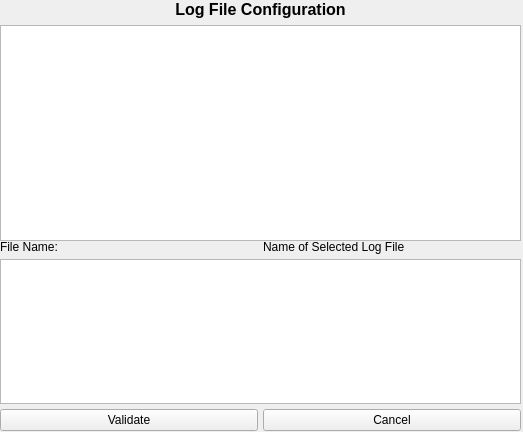
CS4311-spring-2020/pick-tool-team13-the-bombs, file GUI Screens/Log File Configuration.ui: the form before one commit.
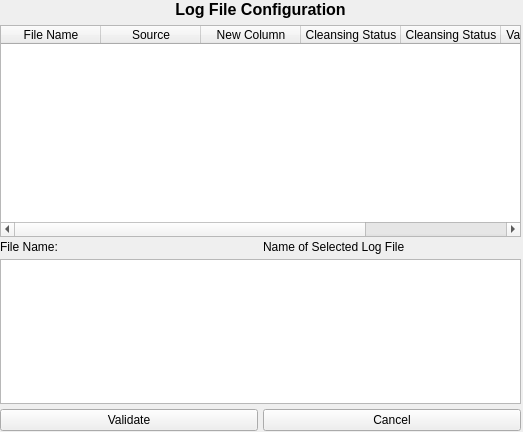
The form after the commit.

Commit message: Added columns to log file table

```diff
--- a/GUI Screens/Log File Configuration.ui
+++ b/GUI Screens/Log File Configuration.ui
@@ -23,6 +23,9 @@
     </rect>
    </property>
    <layout class="QVBoxLayout" name="verticalLayout">
+    <property name="bottomMargin">
+     <number>4</number>
+    </property>
     <item>
      <widget class="QLabel" name="label">
       <property name="font">
@@ -41,7 +44,43 @@
      </widget>
     </item>
     <item>
-     <widget class="QTableWidget" name="tableWidget"/>
+     <widget class="QTableWidget" name="tableWidget">
+      <column>
+       <property name="text">
+        <string>File Name</string>
+       </property>
+      </column>
+      <column>
+       <property name="text">
+        <string>Source</string>
+       </property>
+      </column>
+      <column>
+       <property name="text">
+        <string>New Column</string>
+       </property>
+      </column>
+      <column>
+       <property name="text">
+        <string>Cleansing Status</string>
+       </property>
+      </column>
+      <column>
+       <property name="text">
+        <string>Cleansing Status</string>
+       </property>
+      </column>
+      <column>
+       <property name="text">
+        <string>Validation Status</string>
+       </property>
+      </column>
+      <column>
+       <property name="text">
+        <string>Ingestion Status</string>
+       </property>
+      </column>
+     </widget>
     </item>
    </layout>
   </widget>
```
The commit also changes 2 other files.
